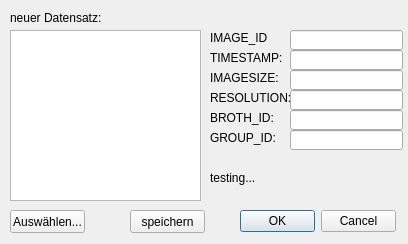
This is StreptoDB/UploadDialog.ui in alexjanssen/StreptoDB as Qt 5 draws it before an edit. The edited form follows.
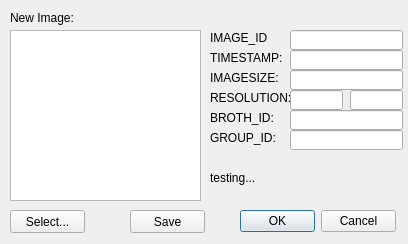
This is the edited form.

Commit message:
Model: -adjusted Image Class to fit DB-table //Resolution x/y
View:
-adapted input
-MultiUploadDialog.ui added

```diff
--- a/StreptoDB/UploadDialog.ui
+++ b/StreptoDB/UploadDialog.ui
@@ -49,7 +49,7 @@
     </rect>
    </property>
    <property name="text">
-    <string>Auswählen...</string>
+    <string>Select...</string>
    </property>
   </widget>
   <widget class="QLabel" name="label">
@@ -62,7 +62,7 @@
     </rect>
    </property>
    <property name="text">
-    <string>neuer Datensatz:</string>
+    <string>New Image:</string>
    </property>
   </widget>
   <widget class="QLabel" name="label_2">
@@ -152,7 +152,7 @@
     <rect>
      <x>290</x>
      <y>90</y>
-     <width>113</width>
+     <width>53</width>
      <height>20</height>
     </rect>
    </property>
@@ -226,7 +226,17 @@
     </rect>
    </property>
    <property name="text">
-    <string>speichern</string>
+    <string>Save</string>
+   </property>
+  </widget>
+  <widget class="QLineEdit" name="lineEdit_resolution_y">
+   <property name="geometry">
+    <rect>
+     <x>350</x>
+     <y>90</y>
+     <width>53</width>
+     <height>20</height>
+    </rect>
    </property>
   </widget>
  </widget>
```
Left out of the diff: 2 changed lines with no effect on the pictures. The commit also changes 9 other files.
